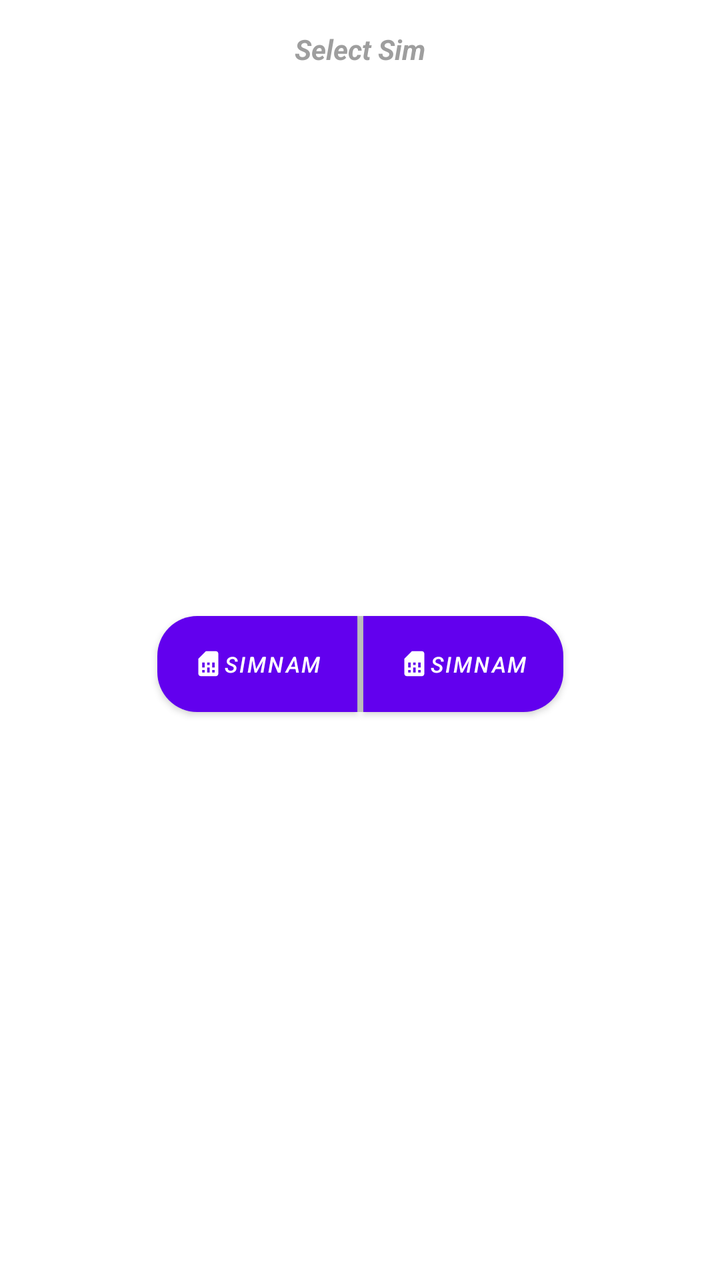
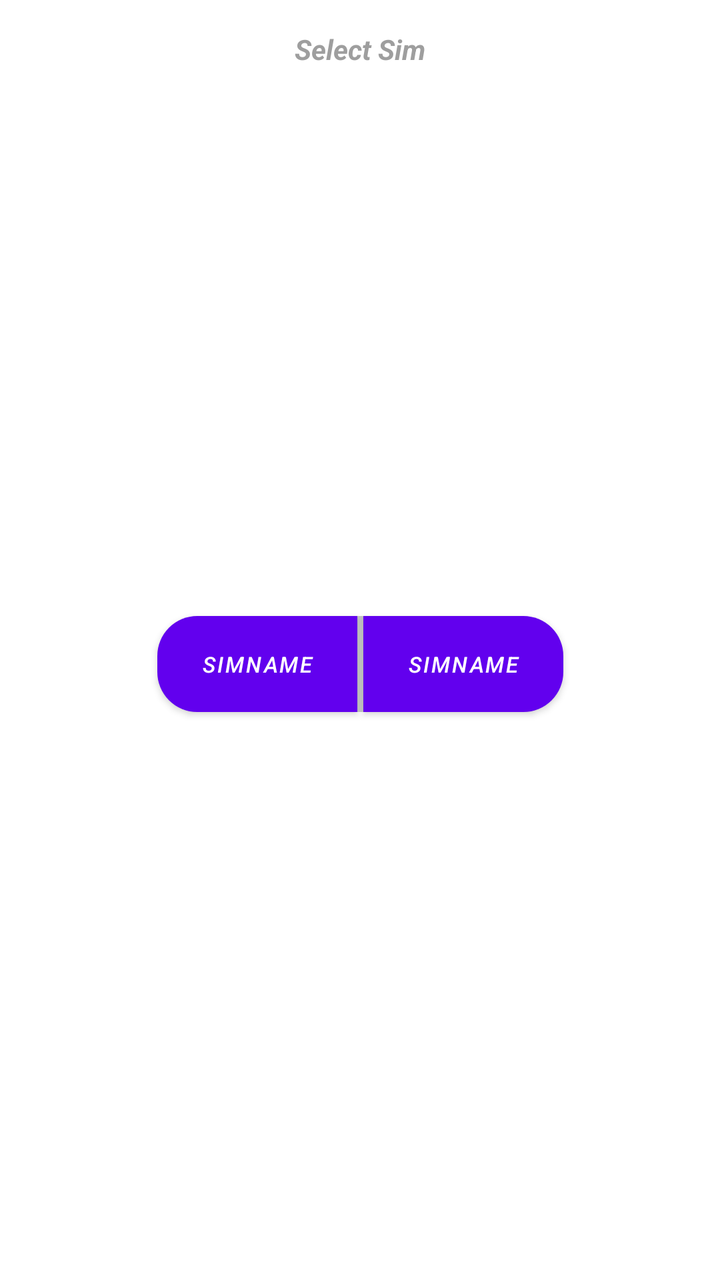

Before-and-after screenshots of an Android layout around one commit, followed by the original layout XML and the change that was made.
<!-- AndroidManifest.xml: application theme Theme.EasyCheck -->
<!-- res/layout/sim_disambiguity.xml -->
<?xml version="1.0" encoding="utf-8"?>
<androidx.constraintlayout.widget.ConstraintLayout xmlns:android="http://schemas.android.com/apk/res/android"
    xmlns:app="http://schemas.android.com/apk/res-auto"
    android:id="@+id/sim_card_parent"
    android:layout_width="match_parent"
    android:layout_height="wrap_content"
    android:padding="@dimen/spacing_large">

    <com.google.android.material.textview.MaterialTextView
        android:id="@+id/description"
        android:layout_width="wrap_content"
        android:layout_height="wrap_content"
        android:text="@string/select_sim"
        android:textColor="@color/grey_500"
        android:textStyle="bold|italic"
        app:layout_constraintLeft_toLeftOf="parent"
        app:layout_constraintRight_toRightOf="parent"
        app:layout_constraintTop_toTopOf="parent" />

    <com.google.android.material.button.MaterialButton
        android:id="@+id/sim_one"
        style="@style/simOne"
        android:layout_width="100dip"
        android:layout_height="wrap_content"
        android:layout_marginTop="@dimen/spacing_medium"
        android:maxLines="1"
        android:text="@string/simname"
        android:textSize="11sp"
        android:textStyle="italic"
        app:icon="@drawable/ic_baseline_sim_card_24"
        app:iconSize="@dimen/spacing_large"
        app:layout_constraintBottom_toBottomOf="parent"
        app:layout_constraintRight_toLeftOf="@id/sim_divider"
        app:layout_constraintTop_toBottomOf="@id/description" />

    <com.google.android.material.button.MaterialButton
        android:id="@+id/sim_two"
        style="@style/simTwo"
        android:layout_width="100dip"
        android:layout_height="wrap_content"
        android:layout_marginTop="@dimen/spacing_medium"
        android:maxLines="1"
        android:text="@string/simname"
        android:textSize="11sp"
        android:textStyle="italic"
        app:icon="@drawable/ic_baseline_sim_card_24"
        app:iconSize="@dimen/spacing_large"
        app:layout_constraintBottom_toBottomOf="parent"
        app:layout_constraintLeft_toRightOf="@id/sim_divider"
        app:layout_constraintTop_toBottomOf="@id/description" />


    <com.google.android.material.divider.MaterialDivider
        android:id="@+id/sim_divider"
        android:layout_width="@dimen/spacing_small"
        android:layout_height="0dip"
        android:background="@color/grey_300"
        app:layout_constraintBottom_toBottomOf="@id/sim_one"
        app:layout_constraintLeft_toLeftOf="parent"
        app:layout_constraintRight_toRightOf="parent"
        app:layout_constraintTop_toTopOf="@id/sim_two" />

</androidx.constraintlayout.widget.ConstraintLayout>
<!-- resources referenced by this layout -->
<resources>
  <color name="grey_300">#ffe0e0e0</color>
  <color name="grey_500">#ff9e9e9e</color>
  <dimen name="spacing_large">15.0dip</dimen>
  <dimen name="spacing_medium">5.0dip</dimen>
  <dimen name="spacing_small">3.0dip</dimen>
  <!-- drawable ic_baseline_sim_card_24 (drawable) -->
  <vector android:height="24dp" android:tint="#FFFFFF"
      android:viewportHeight="24" android:viewportWidth="24"
      android:width="24dp" xmlns:android="http://schemas.android.com/apk/res/android">
      <path android:fillColor="@android:color/white" android:pathData="M19.99,4c0,-1.1 -0.89,-2 -1.99,-2h-8L4,8v12c0,1.1 0.9,2 2,2h12.01c1.1,0 1.99,-0.9 1.99,-2l-0.01,-16zM9,19L7,19v-2h2v2zM17,19h-2v-2h2v2zM9,15L7,15v-4h2v4zM13,19h-2v-4h2v4zM13,13h-2v-2h2v2zM17,15h-2v-4h2v4z"/>
  </vector>
  <string name="select_sim">Select Sim</string>
  <string name="simname">simName</string>
  <style name="simOne" parent="Widget.MaterialComponents.Button">
           <item name="shapeAppearanceOverlay">@style/MySimStyleOne</item>
           <item name="android:insetTop">0dip</item>
           <item name="android:insetBottom">0dip</item>
           <item name="iconPadding">0dip</item>
           <item name="iconGravity">textStart</item>
       </style>
  <style name="simTwo" parent="Widget.MaterialComponents.Button">
           <item name="shapeAppearanceOverlay">@style/MySimStyleTwo</item>
          <item name="android:insetTop">0dip</item>
          <item name="android:insetBottom">0dip</item>
          <item name="iconPadding">0dip</item>
          <item name="iconGravity">textStart</item>
       </style>
  <style name="Theme.EasyCheck" parent="Theme.MaterialComponents.DayNight.NoActionBar">
          
          <item name="colorPrimary">@color/purple_500</item>
          <item name="colorPrimaryVariant">@color/purple_700</item>
          <item name="colorOnPrimary">@color/white</item>
          <item name="rippleColor">@color/rippleColor</item>
          
          <item name="colorSecondary">@color/teal_200</item>
          <item name="colorSecondaryVariant">@color/teal_700</item>
          <item name="colorOnSecondary">@color/black</item>
          
          <item name="android:statusBarColor">?attr/colorPrimaryVariant</item>
          
      </style>
  <style name="MySimStyleOne" parent="">
          <item name="cornerSizeBottomLeft">20dip</item>
          <item name="cornerSizeTopLeft">20dip</item>
          <item name="cornerSizeTopRight">0dip</item>
          <item name="cornerSizeBottomRight">0dip</item>
          <item name="cornerFamily">rounded</item>
      </style>
  <style name="MySimStyleTwo" parent="">
          <item name="cornerSizeBottomLeft">0dip</item>
          <item name="cornerSizeTopLeft">0dip</item>
          <item name="cornerSizeTopRight">20dip</item>
          <item name="cornerSizeBottomRight">20dip</item>
          <item name="cornerFamily">rounded</item>
      </style>
  <color name="purple_500">#FF6200EE</color>
  <color name="purple_700">#FF3700B3</color>
  <color name="white">#FFFFFFFF</color>
  <color name="rippleColor">#33000000</color>
  <color name="teal_200">#FF03DAC5</color>
  <color name="teal_700">#FF018786</color>
  <color name="black">#FF000000</color>
</resources>

<!-- the commit's change to res/layout/sim_disambiguity.xml (unified diff, before → after) -->
@@ -27,8 +27,7 @@
         android:text="@string/simname"
         android:textSize="11sp"
         android:textStyle="italic"
-        app:icon="@drawable/ic_baseline_sim_card_24"
-        app:iconSize="@dimen/spacing_large"
+        app:iconTint="@null"
         app:layout_constraintBottom_toBottomOf="parent"
         app:layout_constraintRight_toLeftOf="@id/sim_divider"
         app:layout_constraintTop_toBottomOf="@id/description" />
@@ -43,8 +42,7 @@
         android:text="@string/simname"
         android:textSize="11sp"
         android:textStyle="italic"
-        app:icon="@drawable/ic_baseline_sim_card_24"
-        app:iconSize="@dimen/spacing_large"
+        app:iconTint="@null"
         app:layout_constraintBottom_toBottomOf="parent"
         app:layout_constraintLeft_toRightOf="@id/sim_divider"
         app:layout_constraintTop_toBottomOf="@id/description" />
<!-- resource entries referenced after the edit -->
@@ -5,12 +5,6 @@
   <dimen name="spacing_large">15.0dip</dimen>
   <dimen name="spacing_medium">5.0dip</dimen>
   <dimen name="spacing_small">3.0dip</dimen>
-  <!-- drawable ic_baseline_sim_card_24 (drawable) -->
-  <vector android:height="24dp" android:tint="#FFFFFF"
-      android:viewportHeight="24" android:viewportWidth="24"
-      android:width="24dp" xmlns:android="http://schemas.android.com/apk/res/android">
-      <path android:fillColor="@android:color/white" android:pathData="M19.99,4c0,-1.1 -0.89,-2 -1.99,-2h-8L4,8v12c0,1.1 0.9,2 2,2h12.01c1.1,0 1.99,-0.9 1.99,-2l-0.01,-16zM9,19L7,19v-2h2v2zM17,19h-2v-2h2v2zM9,15L7,15v-4h2v4zM13,19h-2v-4h2v4zM13,13h-2v-2h2v2zM17,15h-2v-4h2v4z"/>
-  </vector>
   <string name="select_sim">Select Sim</string>
   <string name="simname">simName</string>
   <style name="simOne" parent="Widget.MaterialComponents.Button">
